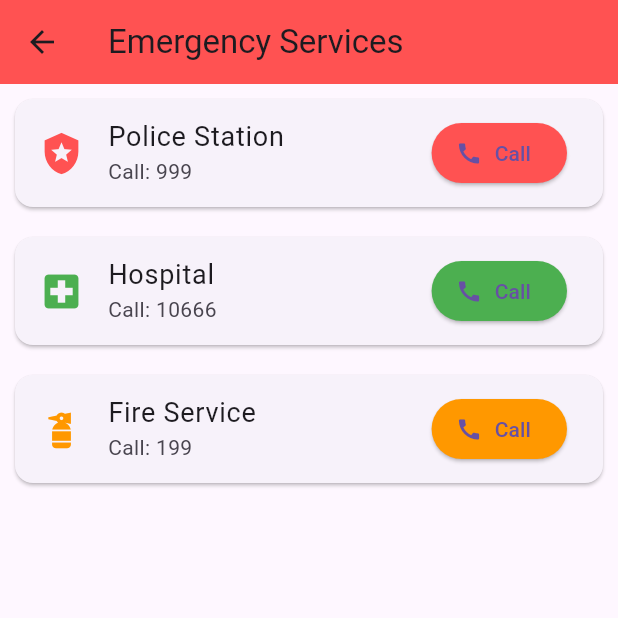
After one commit to likhon15-4915/MAD_TravelProject, a Flutter app: the EmergenciesPage screen opened directly, after a tap on "Call", on a phone screen of 412 x 824 dp, the top half of it. The commit adds this screen. Run offline on Flutter 3.47's test engine with Material 3 defaults, Android fonts, the phone set to English and light mode, and no system bars; our stand-ins replace flutter_map, geolocator, latlong2, share_plus; network calls fail.

Commit message:
Emergencies added

```diff
--- /dev/null
+++ b/lib/EmergenciesPage.dart
@@ -0,0 +1,64 @@
+import 'package:flutter/material.dart';
+import 'package:url_launcher/url_launcher.dart';
+
+class EmergenciesPage extends StatelessWidget {
+  final List<Map<String, dynamic>> emergencyContacts = [
+    {
+      "name": "Police Station",
+      "number": "999",
+      "icon": Icons.local_police,
+      "color": Colors.redAccent,
+    },
+    {
+      "name": "Hospital",
+      "number": "10666",
+      "icon": Icons.local_hospital,
+      "color": Colors.green,
+    },
+    {
+      "name": "Fire Service",
+      "number": "199",
+      "icon": Icons.fire_extinguisher,
+      "color": Colors.orange,
+    },
+  ];
+
+  void _callNumber(String number) async {
+    final Uri url = Uri(scheme: 'tel', path: number);
+    if (await canLaunchUrl(url)) {
+      await launchUrl(url);
+    } else {
+      throw 'Could not call $number';
+    }
+  }
+
+  @override
+  Widget build(BuildContext context) {
+    return Scaffold(
+      appBar: AppBar(
+        title: Text("Emergency Services"),
+        backgroundColor: Colors.redAccent,
+      ),
+      body: ListView.builder(
+        itemCount: emergencyContacts.length,
+        itemBuilder: (context, index) {
+          final contact = emergencyContacts[index];
+          return Card(
+            margin: EdgeInsets.all(10),
+            child: ListTile(
+              leading: Icon(contact['icon'], color: contact['color'], size: 30),
+              title: Text(contact['name'], style: TextStyle(fontSize: 18)),
+              subtitle: Text("Call: ${contact['number']}"),
+              trailing: ElevatedButton.icon(
+                style: ElevatedButton.styleFrom(backgroundColor: contact['color']),
+                onPressed: () => _callNumber(contact['number']),
+                icon: Icon(Icons.call),
+                label: Text("Call"),
+              ),
+            ),
+          );
+        },
+      ),
+    );
+  }
+}
--- a/lib/main.dart
+++ b/lib/main.dart
@@ -1,6 +1,8 @@
 import 'package:flutter/material.dart';
 import 'HotelPage.dart';
 import 'NavigationPage.dart';
+import 'EmergenciesPage.dart';
+
 
 void main() => runApp(TravelPioneerApp());
 
@@ -64,7 +66,7 @@ class HomePage extends StatelessWidget {
               {'icon': Icons.hotel, 'title': "Hotel", 'route': HotelPage()},
               {'icon': Icons.backpack, 'title': "Accessories"},
               {'icon': Icons.navigation, 'title': "Navigation", 'route': NavigationPage()},
-              {'icon': Icons.local_hospital, 'title': "Emergencies"},
+              {'icon': Icons.local_hospital, 'title': "Emergencies", 'route': EmergenciesPage()},
             ].map((item) {
               return ListTile(
                 leading: Icon(item['icon'] as IconData, color: Colors.blue),
--- a/pubspec.yaml
+++ b/pubspec.yaml
@@ -37,6 +37,7 @@ dependencies:
   share_plus: ^10.1.4
   flutter_map: ^8.1.1
   latlong2: ^0.9.0
+  url_launcher: ^6.2.5
 
 
   # The following adds the Cupertino Icons font to your application.
```
Also changed, not shown: pubspec.lock, 1 other file.
